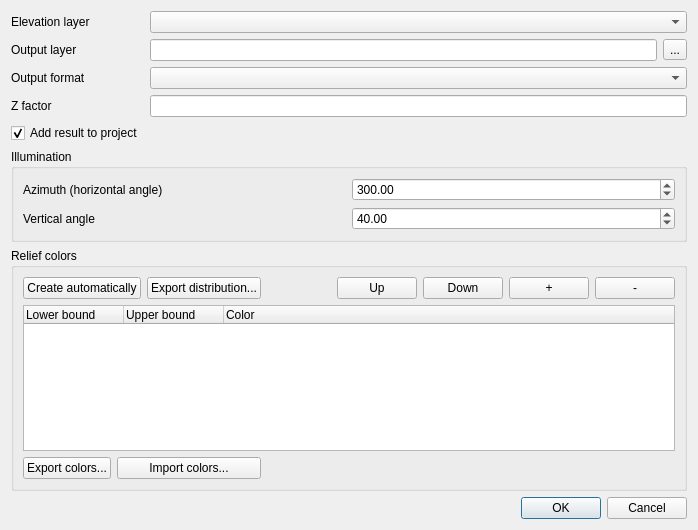
First picture: the form in src/plugins/raster_terrain_analysis/qgsrasterterrainanalysisdialogbase.ui, repository kadas-albireo/kadas-albireo, before the edit.
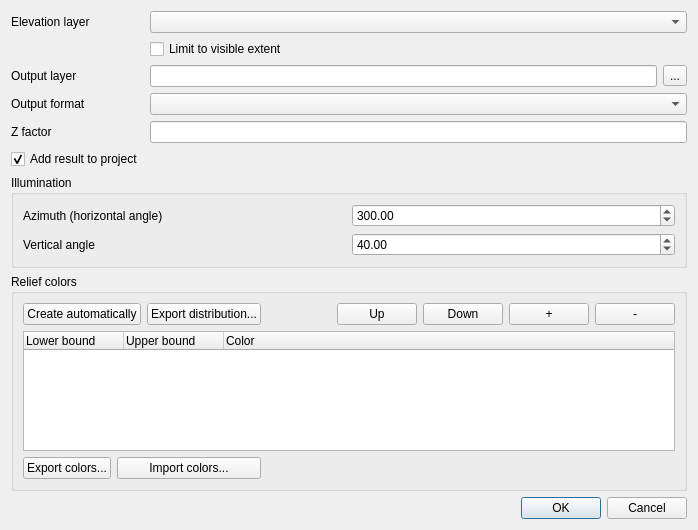
Second picture: the form after the edit.

What changed in the file:
```diff
--- a/src/plugins/raster_terrain_analysis/qgsrasterterrainanalysisdialogbase.ui
+++ b/src/plugins/raster_terrain_analysis/qgsrasterterrainanalysisdialogbase.ui
@@ -24,44 +24,37 @@
    <item row="0" column="1" colspan="2">
     <widget class="QComboBox" name="mElevationLayerComboBox"/>
    </item>
-   <item row="1" column="0">
+   <item row="2" column="0">
     <widget class="QLabel" name="mOutputLayerLabel">
      <property name="text">
       <string>Output layer</string>
      </property>
     </widget>
    </item>
-   <item row="1" column="1">
+   <item row="2" column="1">
     <widget class="QLineEdit" name="mOutputLayerLineEdit"/>
    </item>
-   <item row="1" column="2">
+   <item row="2" column="2">
     <widget class="QToolButton" name="mOutputLayerToolButton">
      <property name="text">
       <string>...</string>
      </property>
     </widget>
    </item>
-   <item row="2" column="0">
-    <widget class="QLabel" name="mOutputFormatLabel">
-     <property name="text">
-      <string>Output format</string>
-     </property>
-    </widget>
-   </item>
-   <item row="2" column="1" colspan="2">
+   <item row="3" column="1" colspan="2">
     <widget class="QComboBox" name="mOutputFormatComboBox"/>
    </item>
    <item row="3" column="0">
-    <widget class="QLabel" name="mZFactorLabel">
+    <widget class="QLabel" name="mOutputFormatLabel">
      <property name="text">
-      <string>Z factor</string>
+      <string>Output format</string>
      </property>
     </widget>
    </item>
-   <item row="3" column="1" colspan="2">
+   <item row="4" column="1" colspan="2">
     <widget class="QLineEdit" name="mZFactorLineEdit"/>
    </item>
-   <item row="4" column="0">
+   <item row="5" column="0">
     <widget class="QCheckBox" name="mAddResultToProjectCheckBox">
      <property name="text">
       <string>Add result to project</string>
@@ -71,7 +64,14 @@
      </property>
     </widget>
    </item>
-   <item row="5" column="0" colspan="3">
+   <item row="4" column="0">
+    <widget class="QLabel" name="mZFactorLabel">
+     <property name="text">
+      <string>Z factor</string>
+     </property>
+    </widget>
+   </item>
+   <item row="6" column="0" colspan="3">
     <widget class="QGroupBox" name="mIlluminationGroupBox">
      <property name="title">
       <string>Illumination</string>
@@ -114,7 +114,7 @@
      </layout>
     </widget>
    </item>
-   <item row="6" column="0" colspan="3">
+   <item row="7" column="0" colspan="3">
     <widget class="QGroupBox" name="mReliefColorsGroupBox">
      <property name="title">
       <string>Relief colors</string>
@@ -211,7 +211,7 @@
      </layout>
     </widget>
    </item>
-   <item row="7" column="0" colspan="3">
+   <item row="8" column="0" colspan="3">
     <widget class="QDialogButtonBox" name="mButtonBox">
      <property name="orientation">
       <enum>Qt::Horizontal</enum>
@@ -221,6 +221,13 @@
      </property>
     </widget>
    </item>
+   <item row="1" column="1" colspan="2">
+    <widget class="QCheckBox" name="mCheckBoxLimitToVisible">
+     <property name="text">
+      <string>Limit to visible extent</string>
+     </property>
+    </widget>
+   </item>
   </layout>
  </widget>
  <resources/>
```
